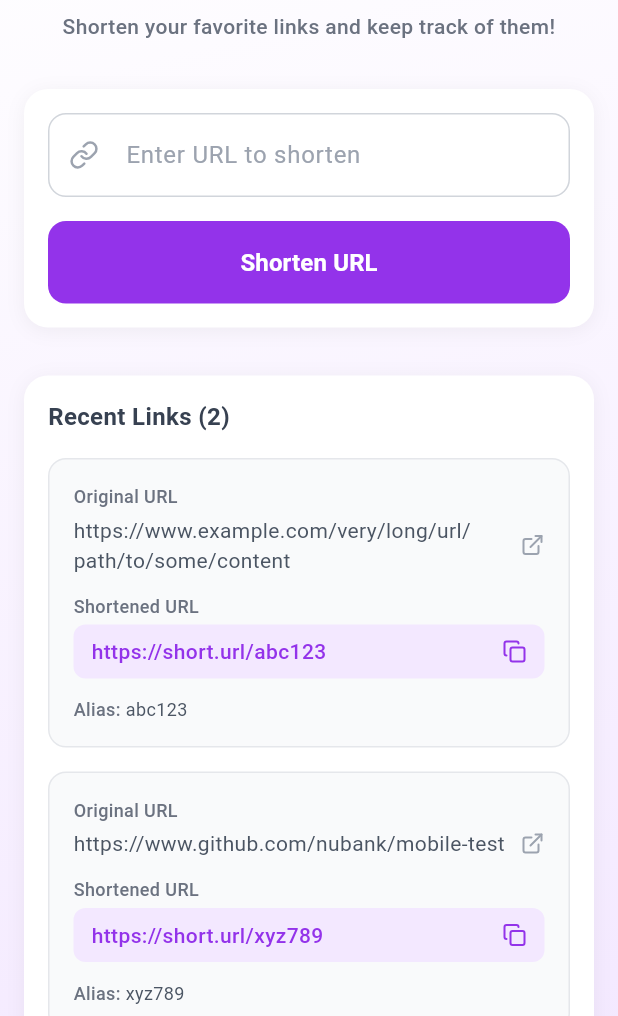
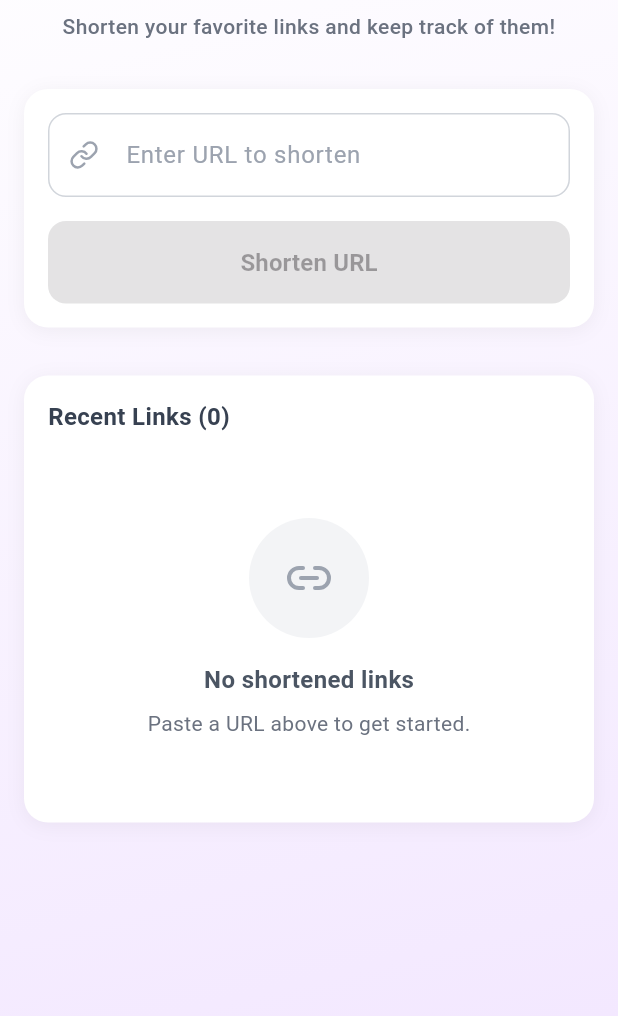
Before and after one commit to flavioacv/url_shortener, a Flutter app: the screen it shows after launch, on a phone screen of 412 x 824 dp, the part 220-1236 px from its top. Run offline on Flutter 3.47's test engine with Material 3 defaults, Android fonts, the phone set to English and light mode, and no system bars; our stand-ins replace dio, get_it, lucide_icons_flutter.

Commit message:
feat: Add URL validation, integrate simulated shortener, and update UI with validation feedback.

```diff
--- a/lib/app/modules/home/ui/pages/home_page.dart
+++ b/lib/app/modules/home/ui/pages/home_page.dart
@@ -2,6 +2,7 @@ import 'package:flutter/material.dart';
 import 'package:lucide_icons_flutter/lucide_icons.dart';
 import 'package:url_shortener/app/core/themes/extensions/theme_extension.dart';
 import 'package:url_shortener/app/modules/home/interactor/controllers/shortener_controller.dart';
+import 'package:url_shortener/app/modules/home/interactor/states/shortener_state.dart';
 import 'package:url_shortener/app/modules/home/ui/widgets/empty_list_widget.dart';
 import 'package:url_shortener/app/modules/home/ui/widgets/feedback_message_widget.dart';
 import 'package:url_shortener/app/modules/home/ui/widgets/link_card_widget.dart';
@@ -21,56 +22,72 @@ class _HomePageState extends State<HomePage> {
   final TextEditingController _urlController = TextEditingController();
   final ValueNotifier<bool> _showSuccess = ValueNotifier(false);
   final ValueNotifier<bool> _showError = ValueNotifier(false);
-
-  // List of shortened links (empty by default to show empty state)
-  final List<Map<String, String>> _links = [
-    // Uncomment to see links:
-    {
-      'originalUrl':
-          'https://www.example.com/very/long/url/path/to/some/content',
-      'shortenedUrl': 'https://short.url/abc123',
-      'alias': 'abc123',
-    },
-    {
-      'originalUrl': 'https://www.github.com/nubank/mobile-test',
-      'shortenedUrl': 'https://short.url/xyz789',
-      'alias': 'xyz789',
-    },
-  ];
+  final ValueNotifier<String?> _urlValidationError = ValueNotifier(null);
 
   @override
   void initState() {
     super.initState();
-    _listenable = Listenable.merge([widget.controller, _showSuccess, _showError]);
+
+    widget.controller.addListener(shortenerListener);
+    _urlController.addListener(_validateUrl);
+
+    _listenable = Listenable.merge([
+      widget.controller,
+      _showSuccess,
+      _showError,
+      _urlValidationError,
+    ]);
   }
 
-  @override
-  void dispose() {
-    _urlController.dispose();
-    super.dispose();
-  }
-
-  void _shortenUrl() {
-    if (_urlController.text.isNotEmpty) {
-      // Simulate API call - you can change this logic
-      // For demo: show error if URL doesn't start with http
-      final isValidUrl = _urlController.text.startsWith('http');
-
-      setState(() {
-        _showSuccess.value = isValidUrl;
-        _showError.value = !isValidUrl;
-      });
-
-      // Hide message after 3 seconds
+  void shortenerListener() {
+    final shortenerState = widget.controller.value;
+    if (shortenerState is ShortenerStateError) {
+      _showError.value = true;
       Future.delayed(const Duration(seconds: 3), () {
         if (mounted) {
           setState(() {
-            _showSuccess.value = false;
             _showError.value = false;
           });
         }
       });
     }
+    if (shortenerState is ShortenerStateSuccess) {
+      _showSuccess.value = true;
+      Future.delayed(const Duration(seconds: 3), () {
+        if (mounted) {
+          setState(() {
+            _showSuccess.value = false;
+          });
+        }
+      });
+    }
+  }
+
+  void _validateUrl() {
+    final url = _urlController.text.trim();
+
+    if (url.isEmpty || url.length < 4) {
+      _urlValidationError.value = null;
+      return;
+    }
+
+    if (!widget.controller.isValidUrl(url)) {
+      _urlValidationError.value =
+          'Please enter a valid URL(https://example.com)';
+    } else {
+      _urlValidationError.value = null;
+    }
+  }
+
+  @override
+  void dispose() {
+    _urlController.removeListener(_validateUrl);
+    _urlController.dispose();
+    widget.controller.removeListener(shortenerListener);
+    _showSuccess.dispose();
+    _showError.dispose();
+    _urlValidationError.dispose();
+    super.dispose();
   }
 
   @override
@@ -82,10 +99,13 @@ class _HomePageState extends State<HomePage> {
       body: ListenableBuilder(
         listenable: _listenable,
         builder: (context, child) {
+          final state = widget.controller.value;
           return SafeArea(
             child: SingleChildScrollView(
               child: Container(
-                constraints: BoxConstraints(minHeight: context.screenSize.height),
+                constraints: BoxConstraints(
+                  minHeight: context.screenSize.height,
+                ),
                 decoration: BoxDecoration(
                   gradient: LinearGradient(
                     begin: Alignment.topCenter,
@@ -146,7 +166,9 @@ class _HomePageState extends State<HomePage> {
                         borderRadius: BorderRadius.circular(16),
                         boxShadow: [
                           BoxShadow(
-                            color: context.appColors.black.withValues(alpha: 0.05),
+                            color: context.appColors.black.withValues(
+                              alpha: 0.05,
+                            ),
                             blurRadius: 10,
                             offset: const Offset(0, 2),
                           ),
@@ -165,8 +187,14 @@ class _HomePageState extends State<HomePage> {
                               ),
                               prefixIcon: Icon(
                                 LucideIcons.link,
-                                color: context.appColors.gray400,
+                                color: _urlValidationError.value != null
+                                    ? context.appColors.red500
+                                    : context.appColors.gray400,
                                 size: 20,
+                              ),
+                              errorText: _urlValidationError.value,
+                              errorStyle: context.size12.copyWith(
+                                color: context.appColors.red500,
                               ),
                               filled: true,
                               fillColor: context.appColors.white,
@@ -179,13 +207,30 @@ class _HomePageState extends State<HomePage> {
                               enabledBorder: OutlineInputBorder(
                                 borderRadius: BorderRadius.circular(12),
                                 borderSide: BorderSide(
-                                  color: context.appColors.gray300,
+                                  color: _urlValidationError.value != null
+                                      ? context.appColors.red500
+                                      : context.appColors.gray300,
                                 ),
                               ),
                               focusedBorder: OutlineInputBorder(
                                 borderRadius: BorderRadius.circular(12),
                                 borderSide: BorderSide(
-                                  color: context.appColors.purple600,
+                                  color: _urlValidationError.value != null
+                                      ? context.appColors.red500
+                                      : context.appColors.purple600,
+                                  width: 2,
+                                ),
+                              ),
+                              errorBorder: OutlineInputBorder(
+                                borderRadius: BorderRadius.circular(12),
+                                borderSide: BorderSide(
+                                  color: context.appColors.red500,
+                                ),
+                              ),
+                              focusedErrorBorder: OutlineInputBorder(
+                                borderRadius: BorderRadius.circular(12),
+                                borderSide: BorderSide(
+                                  color: context.appColors.red500,
                                   width: 2,
                                 ),
                               ),
@@ -201,22 +246,41 @@ class _HomePageState extends State<HomePage> {
                           SizedBox(
                             width: double.infinity,
                             child: ElevatedButton(
-                              onPressed: _shortenUrl,
+                              onPressed:
+                                  (_urlController.text.trim().isEmpty ||
+                                      _urlController.text.length < 4 ||
+                                      _urlValidationError.value != null)
+                                  ? null
+                                  : () {
+                                      final url = _urlController.text.trim();
+                                      widget.controller.shortUrlTest(url);
+                                    },
                               style: ElevatedButton.styleFrom(
                                 backgroundColor: context.appColors.purple600,
                                 foregroundColor: context.appColors.white,
-                                padding: const EdgeInsets.symmetric(vertical: 16),
+                                padding: const EdgeInsets.symmetric(
+                                  vertical: 16,
+                                ),
                                 shape: RoundedRectangleBorder(
                                   borderRadius: BorderRadius.circular(12),
                                 ),
                                 elevation: 0,
                               ),
-                              child: Text(
-                                'Shorten URL',
-                                style: context.size16.copyWith(
-                                  fontWeight: FontWeight.w600,
-                                ),
-                              ),
+                              child: state is ShortenerStateLoading
+                                  ? SizedBox(
+                                      width: 23,
+                                      height: 23,
+                                      child: CircularProgressIndicator(
+                                        color: context.appColors.white,
+                                        strokeWidth: 2,
+                                      ),
+                                    )
+                                  : Text(
+                                      'Shorten URL',
+                                      style: context.size16.copyWith(
+                                        fontWeight: FontWeight.w600,
+                                      ),
+                                    ),
                             ),
                           ),
 
@@ -237,7 +301,8 @@ class _HomePageState extends State<HomePage> {
                             const SizedBox(height: 16),
                             FeedbackMessageWidget(
                               type: FeedbackType.error,
-                              message: 'Failed to fetch',
+                              message:
+                                  state.exception?.message ?? 'Failed to fetch',
                               onClose: () {
                                 setState(() {
                                   _showError.value = false;
@@ -258,7 +323,9 @@ class _HomePageState extends State<HomePage> {
                         borderRadius: BorderRadius.circular(16),
                         boxShadow: [
                           BoxShadow(
-                            color: context.appColors.black.withValues(alpha: 0.05),
+                            color: context.appColors.black.withValues(
+                              alpha: 0.05,
+                            ),
                             blurRadius: 10,
                             offset: const Offset(0, 2),
                           ),
@@ -268,7 +335,7 @@ class _HomePageState extends State<HomePage> {
                         crossAxisAlignment: CrossAxisAlignment.start,
                         children: [
                           Text(
-                            'Recent Links (${_links.length})',
+                            'Recent Links (${state.history.length})',
                             style: TextStyle(
                               fontSize: 16,
                               fontWeight: FontWeight.w600,
@@ -277,19 +344,19 @@ class _HomePageState extends State<HomePage> {
                           ),
                           const SizedBox(height: 16),
 
-                          if (_links.isEmpty)
+                          if (state.history.isEmpty)
                             EmptyListWidget()
                           else
-                            ..._links.asMap().entries.map((entry) {
+                            ...state.history.asMap().entries.map((entry) {
                               final index = entry.key;
-                              final link = entry.value;
+                              final item = entry.value;
                               return Column(
                                 children: [
                                   if (index > 0) const SizedBox(height: 16),
                                   LinkCardWidget(
-                                    originalUrl: link['originalUrl']!,
-                                    shortenedUrl: link['shortenedUrl']!,
-                                    alias: link['alias']!,
+                                    originalUrl: item.links?.self ?? '',
+                                    shortenedUrl: item.links?.short ?? '',
+                                    alias: item.alias ?? '',
                                   ),
                                 ],
                               );
@@ -302,7 +369,7 @@ class _HomePageState extends State<HomePage> {
               ),
             ),
           );
-        }
+        },
       ),
     );
   }
```
Also changed, not shown: lib/app/modules/home/interactor/controllers/shortener_controller.dart (+29 -1 lines).
